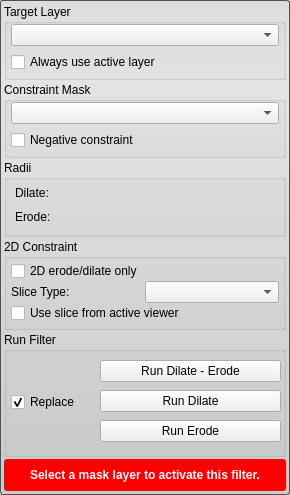
This is src/Interface/ToolInterface/BinaryDilateErodeFilterInterface.ui in rblake/seg3d2 as Qt 5 draws it before an edit. The edited form follows.
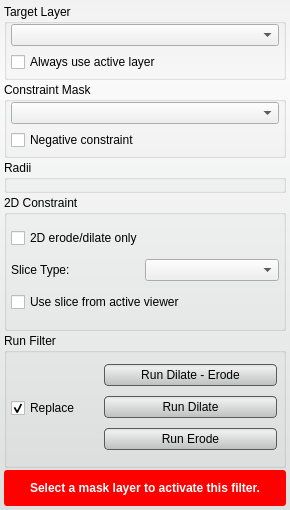
This is the edited form. Custom widgets are drawn as their Qt base class.

The edit to the form file:
```diff
--- a/src/Interface/ToolInterface/BinaryDilateErodeFilterInterface.ui
+++ b/src/Interface/ToolInterface/BinaryDilateErodeFilterInterface.ui
@@ -7,7 +7,7 @@
     <x>0</x>
     <y>0</y>
     <width>290</width>
-    <height>485</height>
+    <height>510</height>
    </rect>
   </property>
   <property name="sizePolicy">
@@ -22,8 +22,29 @@
   <property name="styleSheet">
    <string notr="true">QWidget#BinaryDilateErodeFilterInterface{
 	border-radius: 3px;
-	border: 1px solid rgb(80, 80,80);
-	background-color: qlineargradient(spread:pad, x1:0.5, y1:0, x2:0.5, y2:0.960227, stop:0 rgba(221, 221, 221, 255), stop:0.155779 rgba(228, 228, 228, 255), stop:1 rgba(202, 204, 204, 255));      
+	background-color: qlineargradient(spread:pad, x1:0.5, y1:0, x2:0.5, y2:0.960227, stop:0 rgba(241, 241, 241, 255), stop:0.155779 rgba(250, 250, 250, 255), stop:1 rgba(222, 224, 224, 255));      
+}
+
+
+QPushButton{
+	background-color: qlineargradient(spread:pad, x1:0.5, y1:0, x2:0.5, y2:0.960227, stop:0 rgba(221, 221, 221, 255), stop:0.155779 rgba(238, 238, 238, 255), stop:1 rgba(192, 194, 194, 255));
+	border-radius: 4px;
+	border: 1px solid rgb(90, 90, 90);
+	margin:4px;
+}
+
+QPushButton:hover{
+	background-color: qlineargradient(spread:pad, x1:0.5, y1:0, x2:0.5, y2:1, stop:0 rgba(195, 195, 195, 255), stop:0.253769 rgba(206, 206, 206, 255), stop:1 rgba(185, 185, 185, 255));
+	border-radius: 4px;
+	border: 1px solid rgb(90, 90, 90);
+	margin:4px;
+}
+
+QPushButton:pressed{
+	background-color: qlineargradient(spread:pad, x1:0.5, y1:0, x2:0.5, y2:1, stop:0 rgba(150, 150, 150, 255), stop:0.753769 rgba(206, 206, 206, 255), stop:1 rgba(185, 185, 185, 255));
+	border-radius: 4px;
+	border: 1px solid rgb(90, 90, 90);
+	margin:4px;
 }</string>
   </property>
   <layout class="QVBoxLayout" name="verticalLayout_3">
@@ -200,7 +221,7 @@
      </property>
      <layout class="QVBoxLayout" name="verticalLayout_5">
       <property name="spacing">
-       <number>0</number>
+       <number>4</number>
       </property>
       <property name="leftMargin">
        <number>4</number>
@@ -215,48 +236,10 @@
        <number>4</number>
       </property>
       <item>
-       <widget class="QWidget" name="widget" native="true">
-        <layout class="QVBoxLayout" name="verticalLayout">
-         <property name="spacing">
-          <number>2</number>
-         </property>
-         <property name="margin">
-          <number>4</number>
-         </property>
-         <item>
-          <widget class="QLabel" name="dialateLabel">
-           <property name="text">
-            <string>Dilate:</string>
-           </property>
-          </widget>
-         </item>
-         <item>
-          <widget class="QtUtils::QtSliderIntCombo" name="dilate_" native="true"/>
-         </item>
-        </layout>
-       </widget>
+       <widget class="QtUtils::QtSliderIntCombo" name="dilate_" native="true"/>
       </item>
       <item>
-       <widget class="QWidget" name="widget_2" native="true">
-        <layout class="QVBoxLayout" name="verticalLayout_2">
-         <property name="spacing">
-          <number>2</number>
-         </property>
-         <property name="margin">
-          <number>4</number>
-         </property>
-         <item>
-          <widget class="QLabel" name="erodeLabel">
-           <property name="text">
-            <string>Erode:</string>
-           </property>
-          </widget>
-         </item>
-         <item>
-          <widget class="QtUtils::QtSliderIntCombo" name="erode_" native="true"/>
-         </item>
-        </layout>
-       </widget>
+       <widget class="QtUtils::QtSliderIntCombo" name="erode_" native="true"/>
       </item>
      </layout>
     </widget>
@@ -406,6 +389,12 @@
              <verstretch>0</verstretch>
             </sizepolicy>
            </property>
+           <property name="minimumSize">
+            <size>
+             <width>0</width>
+             <height>30</height>
+            </size>
+           </property>
            <property name="text">
             <string>Run Dilate - Erode</string>
            </property>
@@ -419,6 +408,12 @@
              <verstretch>0</verstretch>
             </sizepolicy>
            </property>
+           <property name="minimumSize">
+            <size>
+             <width>0</width>
+             <height>30</height>
+            </size>
+           </property>
            <property name="text">
             <string>Run Dilate</string>
            </property>
@@ -432,6 +427,12 @@
              <verstretch>0</verstretch>
             </sizepolicy>
            </property>
+           <property name="minimumSize">
+            <size>
+             <width>0</width>
+             <height>30</height>
+            </size>
+           </property>
            <property name="text">
             <string>Run Erode</string>
            </property>
@@ -445,6 +446,12 @@
    </item>
    <item>
     <widget class="QWidget" name="message_alert_" native="true">
+     <property name="sizePolicy">
+      <sizepolicy hsizetype="Preferred" vsizetype="Fixed">
+       <horstretch>0</horstretch>
+       <verstretch>0</verstretch>
+      </sizepolicy>
+     </property>
      <property name="minimumSize">
       <size>
        <width>0</width>
@@ -488,17 +495,17 @@
   </layout>
  </widget>
  <customwidgets>
-  <customwidget>
-   <class>QtUtils::QtDropableComboBox</class>
-   <extends>QComboBox</extends>
-   <header location="global">QtUtils/Widgets/QtDropableComboBox.h</header>
-  </customwidget>
   <customwidget>
    <class>QtUtils::QtSliderIntCombo</class>
    <extends>QWidget</extends>
    <header location="global">QtUtils/Widgets/QtSliderIntCombo.h</header>
    <container>1</container>
   </customwidget>
+  <customwidget>
+   <class>QtUtils::QtDropableComboBox</class>
+   <extends>QComboBox</extends>
+   <header location="global">QtUtils/Widgets/QtDropableComboBox.h</header>
+  </customwidget>
  </customwidgets>
  <resources/>
  <connections/>
```
